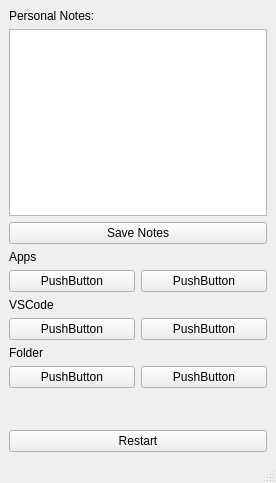
ttran0789/tuans_world, file views/main_view.ui: the form before one commit.
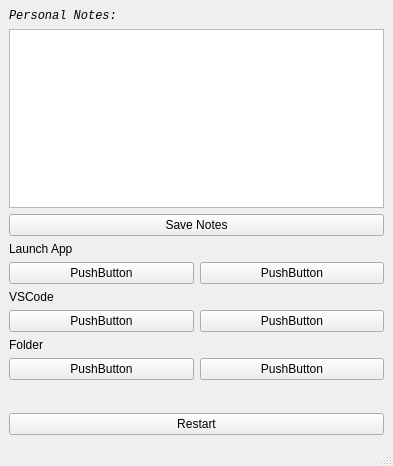
The form after the commit.

The edit to the form file:
```diff
--- a/views/main_view.ui
+++ b/views/main_view.ui
@@ -6,8 +6,8 @@
    <rect>
     <x>0</x>
     <y>0</y>
-    <width>276</width>
-    <height>483</height>
+    <width>393</width>
+    <height>466</height>
    </rect>
   </property>
   <property name="windowTitle">
@@ -21,6 +21,12 @@
        <layout class="QVBoxLayout" name="verticalLayout">
         <item>
          <widget class="QLabel" name="label_4">
+          <property name="font">
+           <font>
+            <family>Consolas</family>
+            <italic>true</italic>
+           </font>
+          </property>
           <property name="text">
            <string>Personal Notes:</string>
           </property>
@@ -39,7 +45,7 @@
         <item>
          <widget class="QLabel" name="label_3">
           <property name="text">
-           <string>Apps</string>
+           <string>Launch App</string>
           </property>
          </widget>
         </item>
```
Left out of the diff: 2 changed lines with no effect on the pictures.
